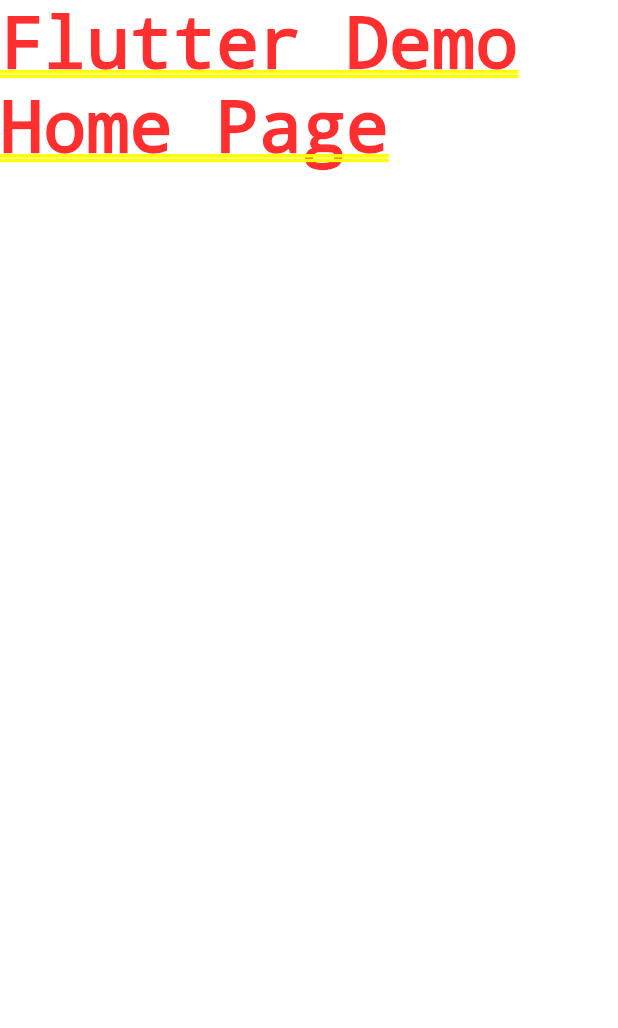
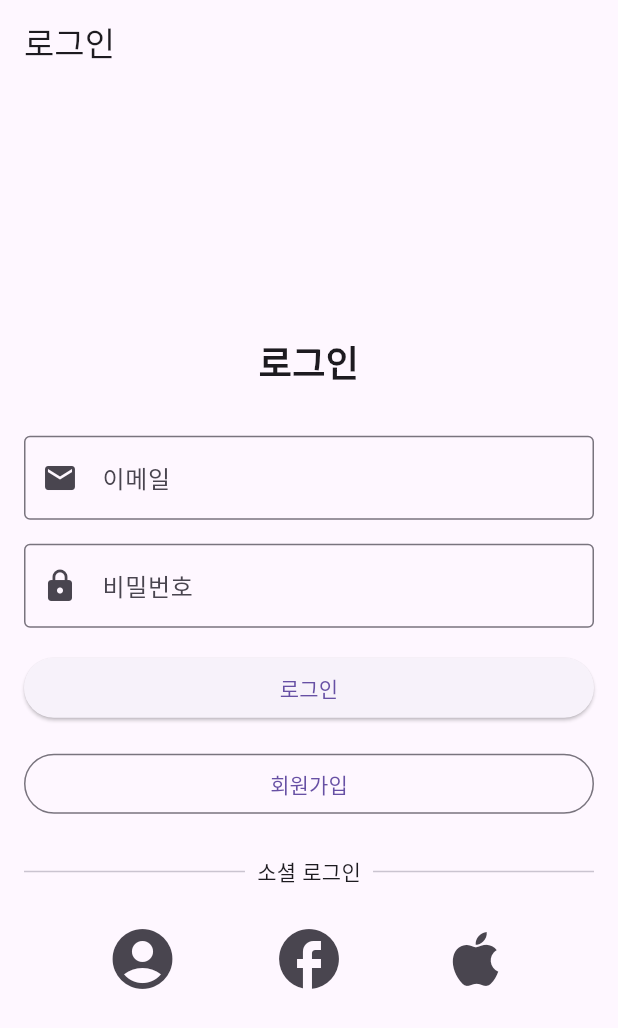
Before and after one commit to hOch1/crewup_fe, a Flutter app: the screen it shows after launch, on a phone screen of 412 x 824 dp. Shown: the top 1028 px of the screen. Run offline on Flutter 3.47's test engine with Material 3 defaults, Android fonts, the phone set to English and light mode, and no system bars; our stand-ins replace flutter_secure_storage, logger; statements that could not run were skipped.

Commit message:
회원가입 로그인

```diff
--- a/lib/main.dart
+++ b/lib/main.dart
@@ -1,11 +1,38 @@
+import 'package:crewup_flutter/screens/auth/login_page.dart';
+import 'package:crewup_flutter/screens/home/home_page.dart';
+import 'package:crewup_flutter/service/auth/%08jwt_service.dart';
 import 'package:flutter/material.dart';
 
 void main() {
   runApp(const MyApp());
 }
 
-class MyApp extends StatelessWidget {
-  const MyApp({Key? key}) : super(key: key);
+class MyApp extends StatefulWidget {
+  const MyApp({super.key});
+
+  @override
+  _MyAppState createState() => _MyAppState();
+}
+
+class _MyAppState extends State<MyApp> {
+  final JwtService _jwtService = JwtService();
+  bool _isCheckingToken = true;
+  bool _hasToken = false;
+
+  @override
+  void initState() {
+    super.initState();
+    _checkToken();
+  }
+
+  Future<void> _checkToken() async {
+    String? accessToken = await _jwtService.getAccessToken();
+
+    setState(() {
+      _hasToken = accessToken != null;
+      _isCheckingToken = false;
+    });
+  }
 
   @override
   Widget build(BuildContext context) {
@@ -14,7 +41,13 @@
       theme: ThemeData(
         primarySwatch: Colors.blue,
       ),
-      home: const Text('Flutter Demo Home Page'),
+      home: _isCheckingToken
+          ? const Scaffold(
+              body: Center(child: CircularProgressIndicator()),
+            )
+          : _hasToken
+              ? HomePage()
+              : const LoginPage(),
     );
   }
 }
--- /dev/null
+++ b/lib/models/auth/signup_request_dto.dart
@@ -0,0 +1,22 @@
+class SignupRequestDto {
+  final String email;
+  final String name;
+  final String nickname;
+  final String password;
+
+  SignupRequestDto({
+    required this.email,
+    required this.name,
+    required this.nickname,
+    required this.password,
+  });
+
+  Map<String, dynamic> toJson() {
+    return {
+      'email': email,
+      'name': name,
+      'nickname': nickname,
+      'password': password,
+    };
+  }
+}
--- /dev/null
+++ b/lib/screens/auth/login_page.dart
@@ -0,0 +1,159 @@
+import 'package:crewup_flutter/models/auth/login_request_dto.dart';
+import 'package:crewup_flutter/screens/auth/signup_page.dart';
+import 'package:crewup_flutter/service/auth/auth_service.dart';
+import 'package:crewup_flutter/service/logger_service.dart';
+import 'package:flutter/material.dart';
+
+class LoginPage extends StatefulWidget {
+  const LoginPage({super.key});
+
+  @override
+  _LoginPageState createState() => _LoginPageState();
+}
+
+class _LoginPageState extends State<LoginPage> {
+  final _formKey = GlobalKey<FormState>();
+  final TextEditingController _emailController = TextEditingController();
+  final TextEditingController _passwordController = TextEditingController();
+  final AuthService _authService = AuthService();
+
+  void _login() {
+    if (_formKey.currentState?.validate() ?? false) {
+      String email = _emailController.text;
+      String password = _passwordController.text;
+      LoginRequestDto loginRequestDto =
+          LoginRequestDto(email: email, password: password);
+
+      _authService.login(loginRequestDto);
+    }
+  }
+
+  void _signUp() {
+    Navigator.push(
+        context, MaterialPageRoute(builder: (context) => const SignUpPage()));
+  }
+
+  void _socialLogin(String platform) {
+    logger.d('$platform 로그인 시도'); // Debug 레벨로 로그 출력
+    // 소셜 로그인 로직 처리
+  }
+
+  @override
+  Widget build(BuildContext context) {
+    return Scaffold(
+      appBar: AppBar(
+        title: const Text('로그인'),
+      ),
+      body: Center(
+        child: SingleChildScrollView(
+          padding: const EdgeInsets.all(16.0),
+          child: Form(
+            key: _formKey,
+            child: Column(
+              crossAxisAlignment: CrossAxisAlignment.stretch,
+              children: [
+                const SizedBox(height: 16.0),
+                const Text(
+                  '로그인',
+                  style: TextStyle(fontSize: 24, fontWeight: FontWeight.bold),
+                  textAlign: TextAlign.center,
+                ),
+                const SizedBox(height: 32.0),
+
+                // 이메일 입력 필드
+                TextFormField(
+                  controller: _emailController,
+                  decoration: const InputDecoration(
+                    labelText: '이메일',
+                    border: OutlineInputBorder(),
+                    prefixIcon: Icon(Icons.email),
+                  ),
+                  keyboardType: TextInputType.emailAddress,
+                  validator: (value) {
+                    if (value == null || value.isEmpty) {
+                      return '이메일을 입력하세요';
+                    }
+                    return null;
+                  },
+                ),
+                const SizedBox(height: 16.0),
+
+                // 비밀번호 입력 필드
+                TextFormField(
+                  controller: _passwordController,
+                  decoration: const InputDecoration(
+                    labelText: '비밀번호',
+                    border: OutlineInputBorder(),
+                    prefixIcon: Icon(Icons.lock),
+                  ),
+                  obscureText: true,
+                  validator: (value) {
+                    if (value == null || value.isEmpty) {
+                      return '비밀번호를 입력하세요';
+                    }
+                    return null;
+                  },
+                ),
+                const SizedBox(height: 16.0),
+
+                // 로그인 버튼
+                ElevatedButton(
+                  onPressed: _login,
+                  child: const Text('로그인'),
+                ),
+                const SizedBox(height: 16.0),
+
+                // 회원가입 버튼
+                OutlinedButton(
+                  onPressed: _signUp,
+                  child: const Text('회원가입'),
+                ),
+                const SizedBox(height: 24.0),
+
+                // 소셜 로그인 구분선
+                const Row(
+                  children: <Widget>[
+                    Expanded(child: Divider()),
+                    Padding(
+                      padding: EdgeInsets.symmetric(horizontal: 8.0),
+                      child: Text('소셜 로그인'),
+                    ),
+                    Expanded(child: Divider()),
+                  ],
+                ),
+                const SizedBox(height: 16.0),
+
+                // 소셜 로그인 버튼들
+                Row(
+                  mainAxisAlignment: MainAxisAlignment.spaceEvenly,
+                  children: [
+                    IconButton(
+                      icon: const Icon(Icons.account_circle,
+                          size: 48), // 임시 아이콘 사용
+                      onPressed: () => _socialLogin('Google'),
+                    ),
+                    IconButton(
+                      icon: const Icon(Icons.facebook, size: 48), // 임시 아이콘 사용
+                      onPressed: () => _socialLogin('Facebook'),
+                    ),
+                    IconButton(
+                      icon: const Icon(Icons.apple, size: 48), // 임시 아이콘 사용
+                      onPressed: () => _socialLogin('Apple'),
+                    ),
+                  ],
+                ),
+              ],
+            ),
+          ),
+        ),
+      ),
+    );
+  }
+
+  @override
+  void dispose() {
+    _emailController.dispose();
+    _passwordController.dispose();
+    super.dispose();
+  }
+}
--- /dev/null
+++ b/lib/service/auth/jwt_service.dart
@@ -0,0 +1,26 @@
+import 'package:flutter_secure_storage/flutter_secure_storage.dart';
+
+class JwtService {
+  final _secureStorage = const FlutterSecureStorage();
+
+  final String _accessTokenKey = 'access_token';
+  final String _refreshTokenKey = 'refresh_token';
+
+  Future<void> setJwt(String accessToken, String refreshToken) async {
+    await _secureStorage.write(key: _accessTokenKey, value: accessToken);
+    await _secureStorage.write(key: _refreshTokenKey, value: refreshToken);
+  }
+
+  Future<String?> getAccessToken() async {
+    return await _secureStorage.read(key: _accessTokenKey);
+  }
+
+  Future<String?> getRefreshToken() async {
+    return await _secureStorage.read(key: _refreshTokenKey);
+  }
+
+  Future<void> deleteJwt() async {
+    await _secureStorage.delete(key: _accessTokenKey);
+    await _secureStorage.delete(key: _refreshTokenKey);
+  }
+}
--- /dev/null
+++ b/lib/service/logger_service.dart
@@ -0,0 +1,13 @@
+import 'package:logger/logger.dart';
+
+// 전역적으로 사용할 Logger 인스턴스 생성
+final Logger logger = Logger(
+  printer: PrettyPrinter(
+    methodCount: 0, // 호출 스택을 출력하지 않음
+    errorMethodCount: 5, // 에러 발생 시 호출 스택 5단계까지 출력
+    lineLength: 120, // 로그 출력 시 한 줄의 길이 제한
+    colors: true, // 컬러 출력
+    printEmojis: true, // 이모지 출력
+    printTime: true, // 시간 출력
+  ),
+);
--- a/pubspec.yaml
+++ b/pubspec.yaml
@@ -30,7 +30,9 @@
 dependencies:
   flutter:
     sdk: flutter
-
+  flutter_secure_storage: ^8.0.0
+  logger: ^2.4.0
+  http: ^1.2.2
 
   # The following adds the Cupertino Icons font to your application.
   # Use with the CupertinoIcons class for iOS style icons.
```
Also changed, not shown: lib/models/jwt_response_dto.dart (added, +16 -0 lines), lib/screens/auth/signup_page.dart (added, +193 -0 lines), lib/screens/home/home_page.dart (added, +33 -0 lines), lib/service/auth/auth_service.dart (added, +94 -0 lines), lib/models/auth/login_request_dto.dart (added), pubspec.lock, 11 other files.
